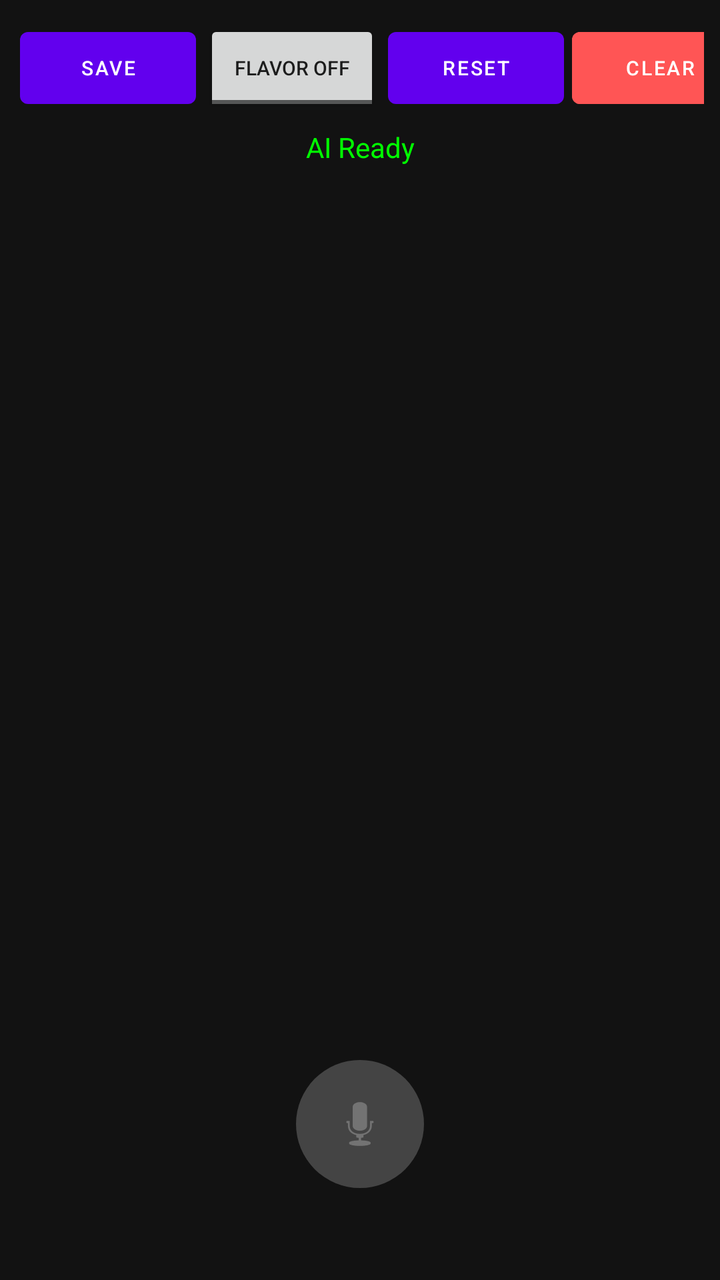
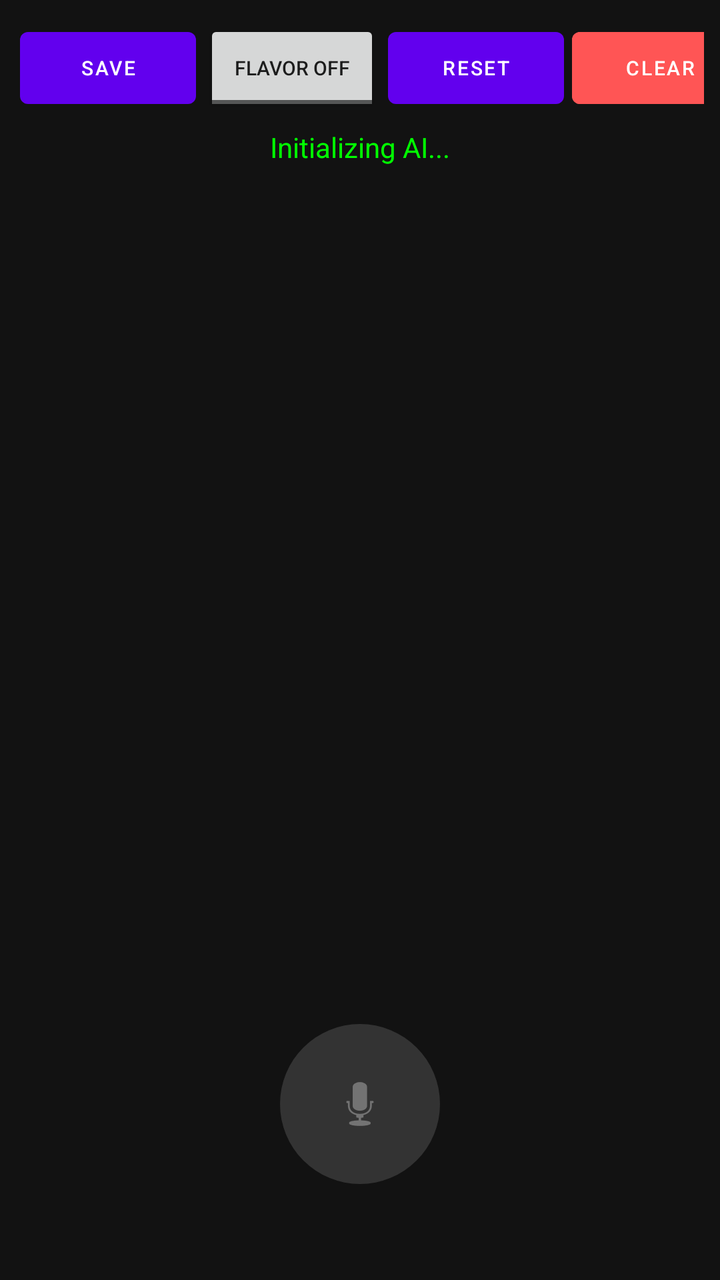

Before-and-after screenshots of an Android layout around one commit, followed by the original layout XML and the change that was made.
<!-- AndroidManifest.xml: application theme Theme.MaterialComponents.DayNight.NoActionBar -->
<!-- res/layout/activity_main.xml -->
<?xml version="1.0" encoding="utf-8"?>
<LinearLayout xmlns:android="http://schemas.android.com/apk/res/android"
    android:layout_width="match_parent"
    android:layout_height="match_parent"
    android:orientation="vertical"
    android:background="#121212"
    android:padding="8dp">

    <LinearLayout
        android:layout_width="match_parent"
        android:layout_height="wrap_content"
        android:orientation="horizontal"
        android:gravity="center_vertical">
        <Button android:id="@+id/btnSave" android:layout_width="wrap_content" android:layout_height="wrap_content" android:text="Save" android:layout_margin="2dp" android:textSize="10sp" />
        <ToggleButton android:id="@+id/toggleRegional" android:layout_width="wrap_content" android:layout_height="wrap_content" android:textOn="Flavor ON" android:textOff="Flavor OFF" android:layout_margin="2dp" android:textSize="10sp" />
        <Button android:id="@+id/btnReset" android:layout_width="wrap_content" android:layout_height="wrap_content" android:text="Reset" android:layout_margin="2dp" android:textSize="10sp" />
        <View android:layout_width="0dp" android:layout_height="0dp" android:layout_weight="1" />
        <Button android:id="@+id/btnClear" android:layout_width="wrap_content" android:layout_height="wrap_content" android:text="Clear" android:backgroundTint="#FF5555" android:layout_margin="2dp" android:textSize="10sp" />
    </LinearLayout>

    <TextView
        android:id="@+id/tvStatus"
        android:layout_width="match_parent"
        android:layout_height="wrap_content"
        android:text="AI Ready"
        android:textColor="#00FF00"
        android:gravity="center"
        android:padding="4dp"/>

    <ScrollView
        android:id="@+id/scrollTranscript"
        android:layout_width="match_parent"
        android:layout_height="0dp"
        android:layout_weight="1"
        android:layout_marginVertical="8dp">
        <TextView
            android:id="@+id/tvTranscript"
            android:layout_width="match_parent"
            android:layout_height="wrap_content"
            android:padding="12dp"
            android:textSize="18sp"
            android:bufferType="spannable" />
    </ScrollView>

    <FrameLayout
        android:layout_width="140dp"
        android:layout_height="140dp"
        android:layout_gravity="center">
        <View android:id="@+id/pulse1" android:layout_width="match_parent" android:layout_height="match_parent" android:background="@drawable/circle_shape" android:visibility="invisible" />
        <View android:id="@+id/pulse2" android:layout_width="match_parent" android:layout_height="match_parent" android:background="@drawable/circle_shape" android:visibility="invisible" />
        <ImageButton
            android:id="@+id/btnListen"
            android:layout_width="64dp"
            android:layout_height="64dp"
            android:layout_gravity="center"
            android:background="@drawable/circle_shape"
            android:backgroundTint="#444444"
            android:src="@android:drawable/ic_btn_speak_now" />
    </FrameLayout>
</LinearLayout>
<!-- resources referenced by this layout -->
<resources>
  <!-- drawable circle_shape (drawable) -->
  <?xml version="1.0" encoding="utf-8"?>
  <shape xmlns:android="http://schemas.android.com/apk/res/android"
      android:shape="oval">
      <solid android:color="#FFFFFF" />
      <size
          android:width="100dp"
          android:height="100dp" />
  </shape>
</resources>

<!-- the commit's change to res/layout/activity_main.xml (unified diff, before → after) -->
@@ -9,8 +9,7 @@
     <LinearLayout
         android:layout_width="match_parent"
         android:layout_height="wrap_content"
-        android:orientation="horizontal"
-        android:gravity="center_vertical">
+        android:orientation="horizontal">
         <Button android:id="@+id/btnSave" android:layout_width="wrap_content" android:layout_height="wrap_content" android:text="Save" android:layout_margin="2dp" android:textSize="10sp" />
         <ToggleButton android:id="@+id/toggleRegional" android:layout_width="wrap_content" android:layout_height="wrap_content" android:textOn="Flavor ON" android:textOff="Flavor OFF" android:layout_margin="2dp" android:textSize="10sp" />
         <Button android:id="@+id/btnReset" android:layout_width="wrap_content" android:layout_height="wrap_content" android:text="Reset" android:layout_margin="2dp" android:textSize="10sp" />
@@ -22,7 +21,7 @@
         android:id="@+id/tvStatus"
         android:layout_width="match_parent"
         android:layout_height="wrap_content"
-        android:text="AI Ready"
+        android:text="Initializing AI..."
         android:textColor="#00FF00"
         android:gravity="center"
         android:padding="4dp"/>
@@ -38,23 +37,23 @@
             android:layout_width="match_parent"
             android:layout_height="wrap_content"
             android:padding="12dp"
-            android:textSize="18sp"
+            android:textSize="20sp"
             android:bufferType="spannable" />
     </ScrollView>
 
     <FrameLayout
-        android:layout_width="140dp"
-        android:layout_height="140dp"
+        android:layout_width="160dp"
+        android:layout_height="160dp"
         android:layout_gravity="center">
         <View android:id="@+id/pulse1" android:layout_width="match_parent" android:layout_height="match_parent" android:background="@drawable/circle_shape" android:visibility="invisible" />
         <View android:id="@+id/pulse2" android:layout_width="match_parent" android:layout_height="match_parent" android:background="@drawable/circle_shape" android:visibility="invisible" />
         <ImageButton
             android:id="@+id/btnListen"
-            android:layout_width="64dp"
-            android:layout_height="64dp"
+            android:layout_width="80dp"
+            android:layout_height="80dp"
             android:layout_gravity="center"
             android:background="@drawable/circle_shape"
-            android:backgroundTint="#444444"
+            android:backgroundTint="#333333"
             android:src="@android:drawable/ic_btn_speak_now" />
     </FrameLayout>
 </LinearLayout>
<!-- resource entries referenced after the edit -->
@@ -2,12 +2,8 @@
 <resources>
   <!-- drawable circle_shape (drawable) -->
   <?xml version="1.0" encoding="utf-8"?>
-  <shape xmlns:android="http://schemas.android.com/apk/res/android"
-      android:shape="oval">
+  <shape xmlns:android="http://schemas.android.com/apk/res/android" android:shape="oval">
       <solid android:color="#FFFFFF" />
-      <size
-          android:width="100dp"
-          android:height="100dp" />
   </shape>
 </resources>
 
